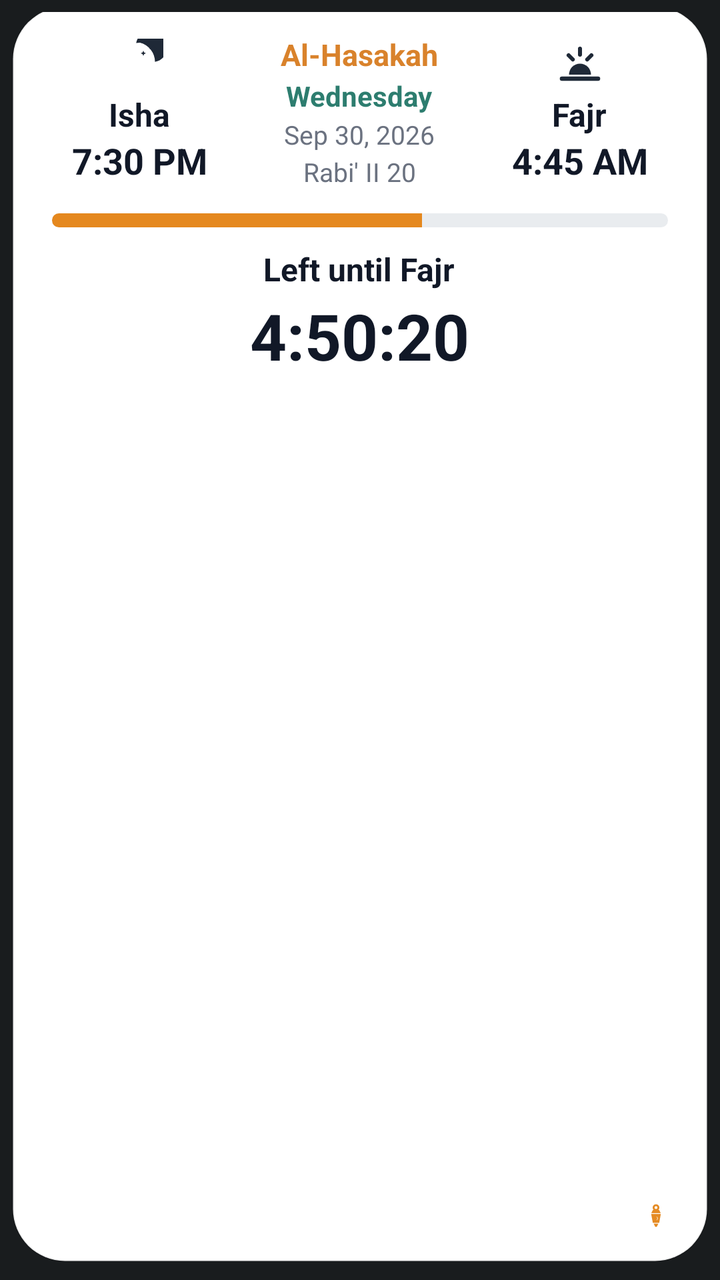
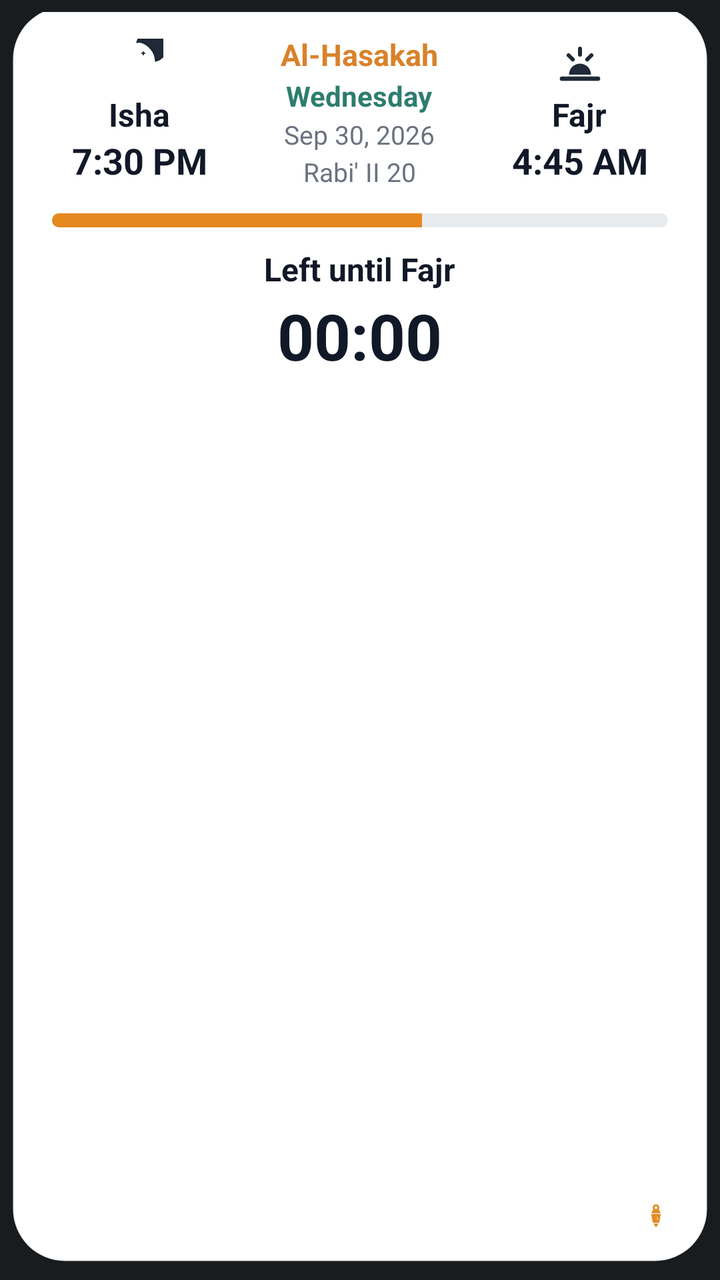

Two renders of the same Android screen: before a commit and after it. Below are the layout's source before the change and the commit's diff.
<!-- AndroidManifest.xml: application theme Theme.MyApplication -->
<!-- res/layout/widget_prayer.xml -->
<?xml version="1.0" encoding="utf-8"?>
<LinearLayout xmlns:android="http://schemas.android.com/apk/res/android"
    android:id="@+id/widget_root"
    android:layout_width="match_parent"
    android:layout_height="match_parent"
    android:gravity="center"
    android:orientation="vertical"
    android:padding="6dp">

    
    <RelativeLayout
        android:layout_width="match_parent"
        android:layout_height="wrap_content"
        android:background="@drawable/widget_card_white"
        android:paddingStart="16dp"
        android:paddingTop="14dp"
        android:paddingEnd="16dp"
        android:paddingBottom="14dp">

        
        <LinearLayout
            android:id="@+id/widget_top_row"
            android:layout_width="match_parent"
            android:layout_height="wrap_content"
            android:gravity="center_vertical"
            android:orientation="horizontal">

            
            <LinearLayout
                android:layout_width="0dp"
                android:layout_height="wrap_content"
                android:layout_weight="1"
                android:gravity="center"
                android:orientation="vertical">

                <ImageView
                    android:id="@+id/widget_iv_left_icon"
                    android:layout_width="24dp"
                    android:layout_height="24dp"
                    android:src="@drawable/ic_prayer_crescent"
                    android:contentDescription="أيقونة الصلاة الحالية" />

                <TextView
                    android:id="@+id/widget_tv_left_name"
                    android:layout_width="wrap_content"
                    android:layout_height="wrap_content"
                    android:layout_marginTop="3dp"
                    android:text="Isha"
                    android:textColor="#111827"
                    android:textSize="16sp"
                    android:textStyle="bold" />

                <TextView
                    android:id="@+id/widget_tv_left_time"
                    android:layout_width="wrap_content"
                    android:layout_height="wrap_content"
                    android:text="7:30 PM"
                    android:textColor="#111827"
                    android:textSize="18sp"
                    android:textStyle="bold" />
            </LinearLayout>

            
            <LinearLayout
                android:layout_width="0dp"
                android:layout_height="wrap_content"
                android:layout_weight="1.3"
                android:gravity="center"
                android:orientation="vertical">

                <TextView
                    android:id="@+id/widget_tv_city"
                    android:layout_width="wrap_content"
                    android:layout_height="wrap_content"
                    android:text="Al-Hasakah"
                    android:textColor="#D9822B"
                    android:textSize="15sp"
                    android:textStyle="bold" />

                <TextView
                    android:id="@+id/widget_tv_day"
                    android:layout_width="wrap_content"
                    android:layout_height="wrap_content"
                    android:layout_marginTop="1dp"
                    android:text="Wednesday"
                    android:textColor="#2D7D6F"
                    android:textSize="14sp"
                    android:textStyle="bold" />

                <TextView
                    android:id="@+id/widget_tv_gregorian"
                    android:layout_width="wrap_content"
                    android:layout_height="wrap_content"
                    android:layout_marginTop="1dp"
                    android:text="Sep 30, 2026"
                    android:textColor="#6B7280"
                    android:textSize="13sp" />

                <TextView
                    android:id="@+id/widget_tv_hijri"
                    android:layout_width="wrap_content"
                    android:layout_height="wrap_content"
                    android:layout_marginTop="1dp"
                    android:text="Rabi' II 20"
                    android:textColor="#6B7280"
                    android:textSize="13sp" />
            </LinearLayout>

            
            <LinearLayout
                android:layout_width="0dp"
                android:layout_height="wrap_content"
                android:layout_weight="1"
                android:gravity="center"
                android:orientation="vertical">

                <ImageView
                    android:id="@+id/widget_iv_right_icon"
                    android:layout_width="24dp"
                    android:layout_height="24dp"
                    android:src="@drawable/ic_prayer_fajr"
                    android:contentDescription="أيقونة الصلاة القادمة" />

                <TextView
                    android:id="@+id/widget_tv_right_name"
                    android:layout_width="wrap_content"
                    android:layout_height="wrap_content"
                    android:layout_marginTop="3dp"
                    android:text="Fajr"
                    android:textColor="#111827"
                    android:textSize="16sp"
                    android:textStyle="bold" />

                <TextView
                    android:id="@+id/widget_tv_right_time"
                    android:layout_width="wrap_content"
                    android:layout_height="wrap_content"
                    android:text="4:45 AM"
                    android:textColor="#111827"
                    android:textSize="18sp"
                    android:textStyle="bold" />
            </LinearLayout>
        </LinearLayout>

        
        <ProgressBar
            android:id="@+id/widget_progress_timeline"
            style="?android:attr/progressBarStyleHorizontal"
            android:layout_width="match_parent"
            android:layout_height="7dp"
            android:layout_below="@id/widget_top_row"
            android:layout_marginStart="4dp"
            android:layout_marginTop="12dp"
            android:layout_marginEnd="4dp"
            android:layout_marginBottom="10dp"
            android:max="100"
            android:progress="60"
            android:progressDrawable="@drawable/widget_elasalaty_progress" />

        
        <LinearLayout
            android:id="@+id/widget_bottom_center"
            android:layout_width="wrap_content"
            android:layout_height="wrap_content"
            android:layout_below="@id/widget_progress_timeline"
            android:layout_centerHorizontal="true"
            android:gravity="center"
            android:orientation="vertical">

            <TextView
                android:id="@+id/widget_tv_status_title"
                android:layout_width="wrap_content"
                android:layout_height="wrap_content"
                android:text="Left until Fajr"
                android:textColor="#111827"
                android:textSize="16sp"
                android:textStyle="bold" />

            <TextView
                android:id="@+id/widget_tv_countdown"
                android:layout_width="wrap_content"
                android:layout_height="wrap_content"
                android:layout_marginTop="1dp"
                android:text="4:50:20"
                android:textColor="#111827"
                android:textSize="32sp"
                android:textStyle="bold" />
        </LinearLayout>

        
        <ImageView
            android:id="@+id/widget_iv_lantern"
            android:layout_width="16dp"
            android:layout_height="16dp"
            android:layout_alignParentEnd="true"
            android:layout_alignParentBottom="true"
            android:layout_marginEnd="2dp"
            android:layout_marginBottom="2dp"
            android:src="@drawable/ic_prayer_lantern"
            android:contentDescription="فانوس إلا صلاتي" />

    </RelativeLayout>

    
    <TextView
        android:id="@+id/widget_tv_app_label"
        android:layout_width="wrap_content"
        android:layout_height="wrap_content"
        android:layout_marginTop="6dp"
        android:text="Ela-Salaty"
        android:textColor="#FFFFFF"
        android:textSize="13sp"
        android:textStyle="bold"
        android:shadowColor="#80000000"
        android:shadowDx="0"
        android:shadowDy="1"
        android:shadowRadius="2" />

</LinearLayout>
<!-- resources referenced by this layout -->
<resources>
  <!-- drawable ic_prayer_crescent (drawable) -->
  <vector xmlns:android="http://schemas.android.com/apk/res/android"
      android:width="24dp"
      android:height="24dp"
      android:viewportWidth="24"
      android:viewportHeight="24">
      
      <path
          android:fillColor="#1F2937"
          android:pathData="M12.3,2a10,10 0,0 0,-1.9 0.18,8 8,0 1,1 9.42,9.42A10,10 0,0 0,12.3 2z" />
      
      <path
          android:fillColor="#1F2937"
          android:pathData="M19,3l0.6,1.4L21,5l-1.4,0.6L19,7l-0.6,-1.4L17,5l1.4,-0.6z" />
      
      <path
          android:fillColor="#1F2937"
          android:pathData="M14,6l0.4,0.9L15.3,7.3l-0.9,0.4L14,8.6l-0.4,-0.9L12.7,7.3l0.9,-0.4z" />
  </vector>
  <!-- drawable ic_prayer_fajr (drawable) -->
  <vector xmlns:android="http://schemas.android.com/apk/res/android"
      android:width="24dp"
      android:height="24dp"
      android:viewportWidth="24"
      android:viewportHeight="24">
      
      <path
          android:strokeColor="#1F2937"
          android:strokeWidth="2.2"
          android:strokeLineCap="round"
          android:pathData="M3,20L21,20" />
      
      <path
          android:fillColor="#1F2937"
          android:pathData="M6.5,18a5.5,5.5 0,0 1,11 0z" />
      
      <path
          android:strokeColor="#1F2937"
          android:strokeWidth="2"
          android:strokeLineCap="round"
          android:pathData="M12,5L12,8" />
      
      <path
          android:strokeColor="#1F2937"
          android:strokeWidth="2"
          android:strokeLineCap="round"
          android:pathData="M6.3,8.3L8.4,10.4" />
      
      <path
          android:strokeColor="#1F2937"
          android:strokeWidth="2"
          android:strokeLineCap="round"
          android:pathData="M17.7,8.3L15.6,10.4" />
  </vector>
  <!-- drawable ic_prayer_lantern (drawable) -->
  <vector xmlns:android="http://schemas.android.com/apk/res/android"
      android:width="20dp"
      android:height="20dp"
      android:viewportWidth="20"
      android:viewportHeight="20">
      
      <path
          android:strokeColor="#E58B24"
          android:strokeWidth="1.2"
          android:pathData="M10,2 A1.5,1.5 0 0,0 10,5 A1.5,1.5 0 0,0 10,2" />
      
      <path
          android:fillColor="#E58B24"
          android:pathData="M8,5 L12,5 L13,7 L7,7 Z" />
      
      <path
          android:fillColor="#E58B24"
          android:pathData="M7,7.5 L13,7.5 L12,13 L8,13 Z" />
      
      <path
          android:fillColor="#E58B24"
          android:pathData="M8.5,13.5 L11.5,13.5 L10.5,15.5 L9.5,15.5 Z" />
      
      <path
          android:fillColor="#FFFFFF"
          android:pathData="M10.2,9 A1.3,1.3 0 0,1 10.2,11.5 A1.8,1.8 0 0,0 10.2,9" />
  </vector>
  <!-- drawable widget_card_white (drawable) -->
  <?xml version="1.0" encoding="utf-8"?>
  <shape xmlns:android="http://schemas.android.com/apk/res/android"
      android:shape="rectangle">
      <solid android:color="#FFFFFF" />
      <corners android:radius="26dp" />
      <stroke
          android:width="1dp"
          android:color="#10000000" />
  </shape>
  <!-- drawable widget_elasalaty_progress (drawable) -->
  <?xml version="1.0" encoding="utf-8"?>
  <layer-list xmlns:android="http://schemas.android.com/apk/res/android">
      <item android:id="@android:id/background">
          <shape>
              <corners android:radius="8dp" />
              <solid android:color="#E9ECEF" />
          </shape>
      </item>
      <item android:id="@android:id/progress">
          <clip>
              <shape>
                  <corners android:radius="8dp" />
                  <solid android:color="#E5881E" />
              </shape>
          </clip>
      </item>
  </layer-list>
  <style name="Theme.MyApplication" parent="android:Theme.DeviceDefault.NoActionBar" />
</resources>

<!-- the commit's change to res/layout/widget_prayer.xml (unified diff, before → after) -->
@@ -176,15 +176,16 @@
                 android:textSize="16sp"
                 android:textStyle="bold" />
 
-            <TextView
-                android:id="@+id/widget_tv_countdown"
+            <Chronometer
+                android:id="@+id/widget_chronometer"
                 android:layout_width="wrap_content"
                 android:layout_height="wrap_content"
                 android:layout_marginTop="1dp"
                 android:text="4:50:20"
                 android:textColor="#111827"
                 android:textSize="32sp"
-                android:textStyle="bold" />
+                android:textStyle="bold"
+                android:gravity="center" />
         </LinearLayout>
 
         
